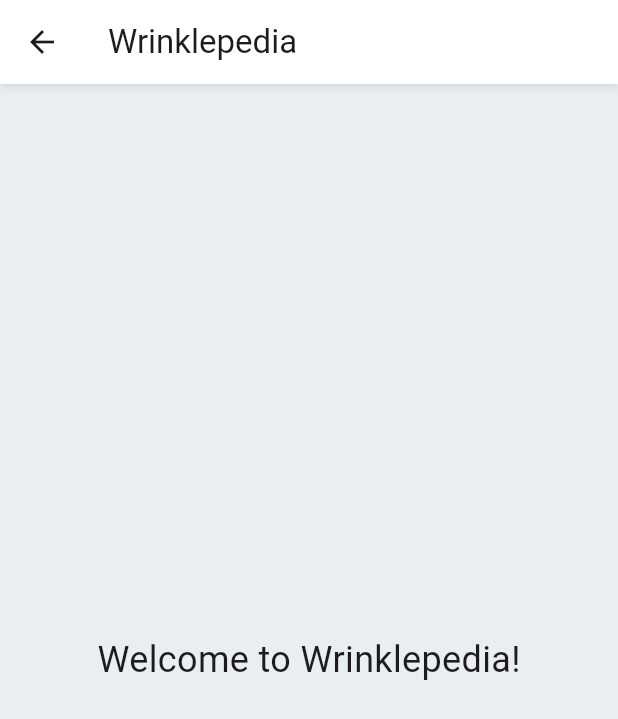
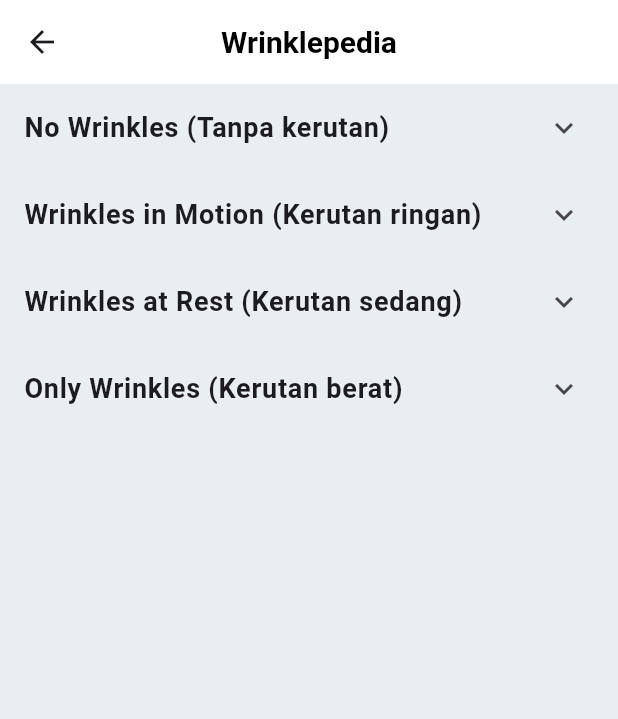
Before and after one commit to mochammadcholilurrokhman/WRINKLYZE, a Flutter app: the screen it shows after launch, after a tap on "Wrinklepedia", on a phone screen of 412 x 824 dp. Shown: the top 719 px of the screen. Run offline on Flutter 3.47's test engine with Material 3 defaults, Android fonts, the phone set to English and light mode, and no system bars; our stand-ins replace animated_bottom_navigation_bar, camera, image_picker.

Commit message:
add: menu wrinklepedia

```diff
--- a/lib/main.dart
+++ b/lib/main.dart
@@ -16,9 +16,8 @@ class MyApp extends StatelessWidget {
       debugShowCheckedModeBanner: false,
       title: 'Wrinklyze',
       theme: ThemeData(
-        primaryColor: Color(0xFFE9EEF0), // Set primary color to E9EEF0
-        scaffoldBackgroundColor:
-            Color(0xFFE9EEF0), // Set scaffold background color to E9EEF0
+        primaryColor: Color(0xFFE9EEF0),
+        scaffoldBackgroundColor: Color(0xFFE9EEF0),
       ),
       home: SplashScreen(),
     );
--- a/lib/pages/wrinklepedia_page.dart
+++ b/lib/pages/wrinklepedia_page.dart
@@ -1,35 +1,139 @@
 import 'package:flutter/material.dart';
 
 class WrinklepediaPage extends StatelessWidget {
+  final List<Map<String, dynamic>> wrinkleData = [
+    {
+      'title': 'No Wrinkles (Tanpa kerutan)',
+      'image': 'assets/images/no_wrinkles.jpg',
+      'description':
+          'Kulit tanpa kerutan, dengan tanda-tanda penuaan minimal dan tekstur kulit yang masih terjaga baik.',
+      'classification': [
+        'Photoaging ringan',
+        'Perubahan pigmentasi ringan',
+        'Tidak ada tumor kulit',
+        'Kerut minimal'
+      ],
+      'solution': [
+        'Pencegahan dengan perlindungan terhadap sinar matahari (menggunakan tabir surya secara rutin) dan menghindari faktor-faktor yang mempercepat penuaan kulit (seperti merokok dan polusi).',
+        'Pemakaian krim pelembab yang mengandung antioksidan seperti vitamin C, E, dan retinoid untuk mempertahankan elastisitas kulit.',
+        'Menjaga nutrisi dengan diet yang seimbang serta mengonsumsi suplemen antioksidan.',
+        'Rutin berolahraga dan menjaga gaya hidup sehat.'
+      ]
+    },
+    {
+      'title': 'Wrinkles in Motion (Kerutan ringan)',
+      'image': 'assets/images/wrinkles_in_motion.jpg',
+      'description':
+          'Kerutan hanya muncul saat otot wajah bergerak, biasanya di area yang sering digunakan seperti sekitar mata dan mulut.',
+      'classification': [
+        'Photoaging sedang',
+        'Mulai muncul bercak hitam (hiperpigmentasi)',
+        'Adanya tumor kulit awal namun tidak tampak secara kasat mata',
+        'Garis senyum paralel mulai muncul di sisi lateral wajah'
+      ],
+      'solution': [
+        'Pemakaian krim anti-aging yang mengandung tretinoin atau asam alfa hidroksi untuk mengurangi garis halus dan meningkatkan pergantian sel kulit.',
+        'Chemical peeling ringan untuk memperbaiki tekstur kulit dan mengurangi perubahan warna.',
+        'Perawatan kulit rutin dengan pelembab dan tabir surya untuk mencegah kerusakan lebih lanjut akibat sinar UV.',
+        'Perawatan laser atau IPL untuk mengatasi hiperpigmentasi dan memperbaiki struktur kulit.'
+      ]
+    },
+    {
+      'title': 'Wrinkles at Rest (Kerutan sedang)',
+      'image': 'assets/images/wrinkles_at_rest.jpg',
+      'description':
+          'Kerutan tetap terlihat meskipun wajah dalam keadaan rileks, menunjukkan penuaan yang lebih lanjut.',
+      'classification': [
+        'Photoaging berat',
+        'Diskromia nyata, telangiectasis (pelebaran pembuluh darah kecil)',
+        'Adanya tumor kulit seperti keratosis',
+        'Kerut persisten dan dalam'
+      ],
+      'solution': [
+        'Tindakan medis lebih intensif seperti mikrodermabrasi atau laser resurfacing untuk menghilangkan lapisan atas kulit dan merangsang produksi kolagen.',
+        'Botox atau filler kulit untuk mengatasi kerutan dalam yang tidak hilang dengan krim topikal.',
+        'Pemakaian krim tretinoin atau retinoid kuat untuk meningkatkan regenerasi kulit dan mengurangi tampilan kerutan.',
+        'Pemeriksaan rutin ke dokter kulit untuk menangani tumor kulit dan melakukan tindakan pencegahan kanker kulit.'
+      ]
+    },
+    {
+      'title': 'Only Wrinkles (Kerutan berat)',
+      'image': 'assets/images/only_wrinkles.jpg',
+      'description':
+          'Kulit penuh dengan kerutan, bahkan di area yang jarang digunakan untuk ekspresi. Hampir seluruh area wajah menunjukkan tanda penuaan.',
+      'classification': [
+        'Photoaging sangat berat',
+        'Kulit kuning-keabuan',
+        'Adanya tumor kulit ganas',
+        'Hampir tidak ada kulit normal yang tersisa'
+      ],
+      'solution': [
+        'Pembedahan kosmetik seperti facelift atau browlift untuk memperbaiki kulit yang sangat kendur dan kerut dalam.',
+        'Perawatan laser intensif untuk meremajakan kulit dan mengatasi hiperpigmentasi dan kerusakan berat akibat sinar matahari.',
+        'Konsultasi dengan ahli bedah plastik untuk penanganan tumor kulit ganas.',
+        'Penggunaan krim anti-aging yang kuat serta pengobatan sistemik seperti hormon replacement therapy jika diperlukan.'
+      ]
+    },
+  ];
+
   @override
   Widget build(BuildContext context) {
     return Scaffold(
-      appBar: PreferredSize(
-        preferredSize: Size.fromHeight(56.0), // Set the preferred height
-        child: Container(
-          decoration: BoxDecoration(
-            color: Colors.white, // Background color of AppBar
-            boxShadow: [
-              BoxShadow(
-                color: Colors.black.withOpacity(0.1), // Shadow color
-                blurRadius: 4.0, // Blur radius
-                offset: Offset(0, 2), // Offset for the shadow
+      appBar: AppBar(
+        title: Text('Wrinklepedia'),
+        backgroundColor: Colors.white,
+        elevation: 0,
+        centerTitle: true,
+        titleTextStyle: TextStyle(
+            color: Colors.black, fontSize: 20, fontWeight: FontWeight.bold),
+      ),
+      body: ListView.builder(
+        itemCount: wrinkleData.length,
+        itemBuilder: (context, index) {
+          final item = wrinkleData[index];
+          return ExpansionTile(
+            title: Text(item['title'],
+                style: TextStyle(fontWeight: FontWeight.bold, fontSize: 18)),
+            children: [
+              Padding(
+                padding:
+                    const EdgeInsets.symmetric(horizontal: 16.0, vertical: 8.0),
+                child: Column(
+                  crossAxisAlignment: CrossAxisAlignment.start,
+                  children: [
+                    Image.asset(
+                      item['image'],
+                      width: double.infinity,
+                      height: 200,
+                      fit: BoxFit.cover,
+                    ),
+                    SizedBox(height: 8),
+                    Text('Pengertian:',
+                        style: TextStyle(fontWeight: FontWeight.bold)),
+                    SizedBox(height: 4),
+                    Text(item['description']),
+                    SizedBox(height: 8),
+                    Text('Klasifikasi:',
+                        style: TextStyle(fontWeight: FontWeight.bold)),
+                    ...item['classification']
+                        .map<Widget>((classification) => Padding(
+                              padding:
+                                  const EdgeInsets.only(left: 16.0, top: 4.0),
+                              child: Text('- $classification'),
+                            )),
+                    SizedBox(height: 8),
+                    Text('Solusi:',
+                        style: TextStyle(fontWeight: FontWeight.bold)),
+                    ...item['solution'].map<Widget>((solution) => Padding(
+                          padding: const EdgeInsets.only(left: 16.0, top: 4.0),
+                          child: Text('- $solution'),
+                        )),
+                  ],
+                ),
               ),
             ],
-          ),
-          child: AppBar(
-            title: Text(
-                'Wrinklepedia'), // Tambahkan AppBar untuk halaman Wrinklepedia
-            backgroundColor: Colors.white, // Make AppBar background transparent
-            elevation: 0, // No additional elevation
-          ),
-        ),
-      ),
-      body: Center(
-        child: Text(
-          "Welcome to Wrinklepedia!",
-          style: TextStyle(fontSize: 24),
-        ),
+          );
+        },
       ),
     );
   }
```
Also changed, not shown: assets/images/no_wrinkles.jpg (added), assets/images/only_wrinkles.jpg (added), assets/images/wrinkles_at_rest.jpg (added), assets/images/wrinkles_in_motion.jpg (added).
